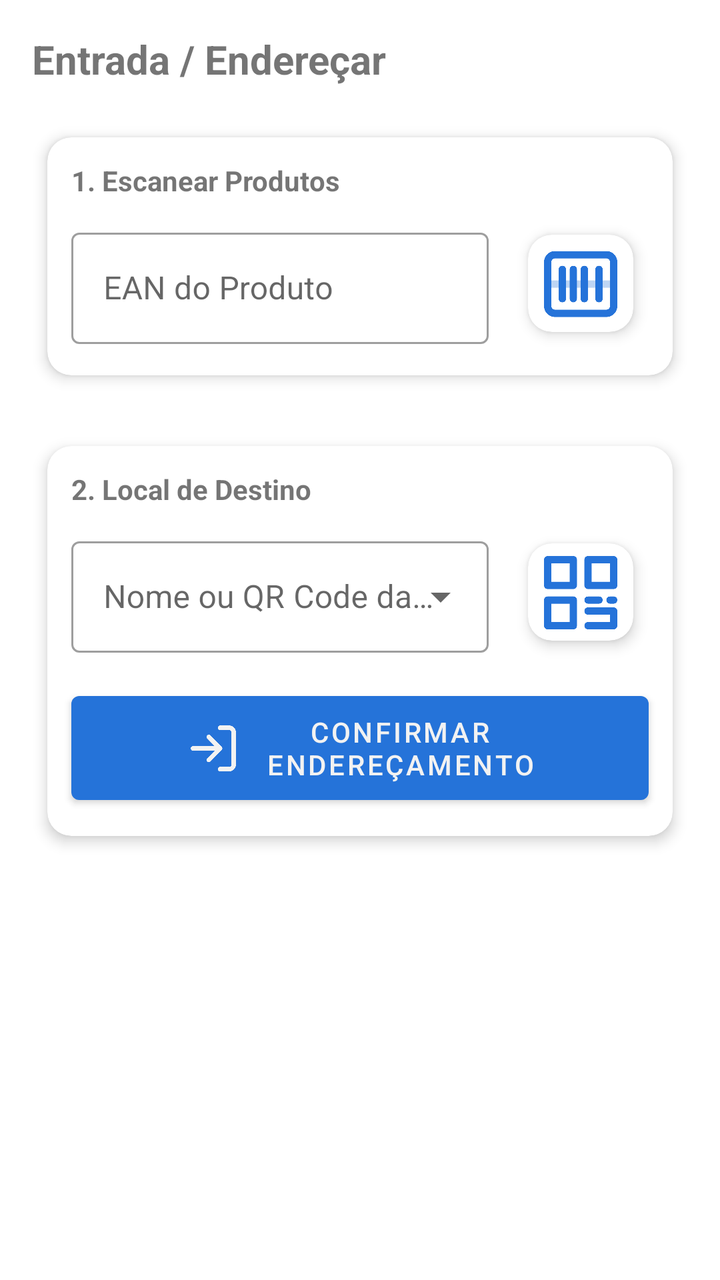
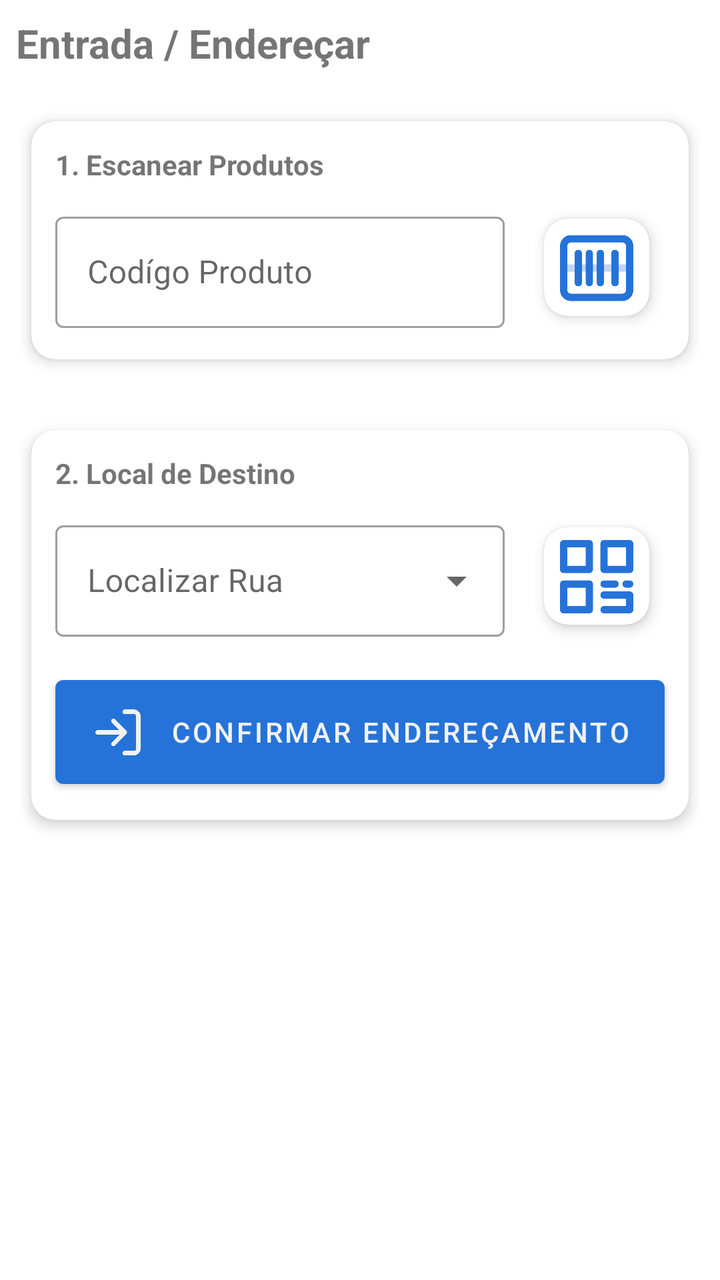

Two renders of the same Android screen: before a commit and after it. Below are the layout's source before the change and the commit's diff.
<!-- AndroidManifest.xml: application theme Theme.PistaLimpa -->
<!-- res/layout/fragment_entrada.xml -->
<?xml version="1.0" encoding="utf-8"?>
<androidx.core.widget.NestedScrollView xmlns:android="http://schemas.android.com/apk/res/android"
    xmlns:app="http://schemas.android.com/apk/res-auto"
    android:layout_width="match_parent"
    android:layout_height="match_parent"
    android:fillViewport="true"
    android:clipChildren="false"
    android:clipToPadding="false">

    <LinearLayout
        android:layout_width="match_parent"
        android:layout_height="wrap_content"
        android:orientation="vertical"
        android:clipChildren="false"
        android:clipToPadding="false"
        android:padding="16dp">

        <TextView
            android:layout_width="wrap_content"
            android:layout_height="wrap_content"
            android:text="Entrada / Endereçar"
            android:textSize="20sp"
            android:textStyle="bold"
            android:layout_marginBottom="16dp" />

        
        <com.google.android.material.card.MaterialCardView
            android:layout_width="match_parent"
            android:layout_height="wrap_content"
            android:layout_marginBottom="8dp"
            app:cardCornerRadius="12dp"
            app:cardElevation="4dp"
            app:cardUseCompatPadding="true">

            <LinearLayout
                android:layout_width="match_parent"
                android:layout_height="wrap_content"
                android:orientation="vertical"
                android:padding="12dp"
                android:clipChildren="false"
                android:clipToPadding="false">

                <TextView
                    android:layout_width="wrap_content"
                    android:layout_height="wrap_content"
                    android:text="1. Escanear Produtos"
                    android:textStyle="bold"
                    android:layout_marginBottom="8dp" />

                <LinearLayout
                    android:layout_width="match_parent"
                    android:layout_height="wrap_content"
                    android:orientation="horizontal"
                    android:gravity="center_vertical"
                    android:clipChildren="false"
                    android:clipToPadding="false">

                    <com.google.android.material.textfield.TextInputLayout
                        android:id="@+id/tilCodigoProdutoEntrada"
                        style="@style/Widget.MaterialComponents.TextInputLayout.OutlinedBox"
                        android:layout_width="0dp"
                        android:layout_height="wrap_content"
                        android:layout_weight="1"
                        android:hint="EAN do Produto">

                        <com.google.android.material.textfield.TextInputEditText
                            android:id="@+id/etCodigoProdutoEntrada"
                            android:layout_width="match_parent"
                            android:layout_height="wrap_content"
                            android:imeOptions="actionDone"
                            android:inputType="text" />
                    </com.google.android.material.textfield.TextInputLayout>

                    <com.google.android.material.card.MaterialCardView
                        android:id="@+id/cardScannerProdutoEntrada"
                        android:layout_width="68dp"
                        android:layout_height="68dp"
                        android:layout_marginStart="12dp"
                        app:cardCornerRadius="12dp"
                        app:cardElevation="4dp"
                        app:cardUseCompatPadding="true">

                        <ImageButton
                            android:id="@+id/btnScannerProdutoEntrada"
                            android:layout_width="match_parent"
                            android:layout_height="match_parent"
                            android:padding="2dp"
                            android:scaleType="fitCenter"
                            android:src="@drawable/leitor"
                            app:tint="?attr/colorPrimary"
                            android:background="?attr/selectableItemBackground"
                            android:contentDescription="Escanear Produto" />
                    </com.google.android.material.card.MaterialCardView>
                </LinearLayout>
            </LinearLayout>
        </com.google.android.material.card.MaterialCardView>

        
        <androidx.recyclerview.widget.RecyclerView
            android:id="@+id/rvEntradaProdutos"
            android:layout_width="match_parent"
            android:layout_height="wrap_content"
            android:nestedScrollingEnabled="false"
            android:layout_marginBottom="8dp" />

        
        <com.google.android.material.card.MaterialCardView
            android:id="@+id/cardEnderecoEntrada"
            android:layout_width="match_parent"
            android:layout_height="wrap_content"
            app:cardCornerRadius="12dp"
            app:cardElevation="4dp"
            app:cardUseCompatPadding="true">

            <LinearLayout
                android:layout_width="match_parent"
                android:layout_height="wrap_content"
                android:orientation="vertical"
                android:padding="12dp"
                android:clipChildren="false"
                android:clipToPadding="false">

                <TextView
                    android:layout_width="wrap_content"
                    android:layout_height="wrap_content"
                    android:text="2. Local de Destino"
                    android:textStyle="bold"
                    android:layout_marginBottom="8dp" />

                <LinearLayout
                    android:layout_width="match_parent"
                    android:layout_height="wrap_content"
                    android:orientation="horizontal"
                    android:gravity="center_vertical"
                    android:clipChildren="false"
                    android:clipToPadding="false"
                    android:layout_marginBottom="12dp">

                    <com.google.android.material.textfield.TextInputLayout
                    android:id="@+id/tilCodigoRua"
                    style="@style/Widget.MaterialComponents.TextInputLayout.OutlinedBox.ExposedDropdownMenu"
                    android:layout_width="0dp"
                    android:layout_height="wrap_content"
                    android:layout_weight="1"
                    android:hint="Nome ou QR Code da Rua">

                    <AutoCompleteTextView
                        android:id="@+id/etCodigoRua"
                        android:layout_width="match_parent"
                        android:layout_height="wrap_content"
                        android:completionThreshold="1"
                        android:imeOptions="actionSearch"
                        android:inputType="text" />
                </com.google.android.material.textfield.TextInputLayout>

                    <com.google.android.material.card.MaterialCardView
                        android:id="@+id/cardScannerRua"
                        android:layout_width="68dp"
                        android:layout_height="68dp"
                        android:layout_marginStart="12dp"
                        app:cardCornerRadius="12dp"
                        app:cardElevation="4dp"
                        app:cardUseCompatPadding="true">

                        <ImageButton
                            android:id="@+id/btnScannerRua"
                            android:layout_width="match_parent"
                            android:layout_height="match_parent"
                            android:padding="2dp"
                            android:scaleType="fitCenter"
                            android:src="@drawable/qrcode"
                            app:tint="?attr/colorPrimary"
                            android:background="?attr/selectableItemBackground"
                            android:contentDescription="Escanear QR Code Rua" />
                    </com.google.android.material.card.MaterialCardView>
                </LinearLayout>

                
                <com.google.android.material.card.MaterialCardView
                    android:id="@+id/cardInfoRuaIdentificada"
                    android:layout_width="match_parent"
                    android:layout_height="wrap_content"
                    android:layout_marginBottom="12dp"
                    android:visibility="gone"
                    app:cardBackgroundColor="#F5F5F5"
                    app:cardCornerRadius="8dp"
                    app:cardElevation="0dp">

                    <LinearLayout
                        android:layout_width="match_parent"
                        android:layout_height="wrap_content"
                        android:orientation="horizontal"
                        android:gravity="center_vertical"
                        android:padding="12dp">

                        <ImageView
                            android:layout_width="24dp"
                            android:layout_height="24dp"
                            android:src="@drawable/qrcode"
                            app:tint="?attr/colorPrimary" />

                        <TextView
                            android:id="@+id/tvRuaIdentificada"
                            android:layout_width="wrap_content"
                            android:layout_height="wrap_content"
                            android:layout_marginStart="8dp"
                            android:text="Rua: Não identificada"
                            android:textStyle="bold"
                            android:textColor="@android:color/black" />
                    </LinearLayout>
                </com.google.android.material.card.MaterialCardView>

                <com.google.android.material.button.MaterialButton
                    android:id="@+id/btnConfirmarEntrada"
                    android:layout_width="match_parent"
                    android:layout_height="64dp"
                    android:text="Confirmar Endereçamento"
                    app:icon="@drawable/entrada"
                    app:iconGravity="textStart"
                    app:iconPadding="12dp"
                    app:iconSize="28dp" />
            </LinearLayout>
        </com.google.android.material.card.MaterialCardView>

    </LinearLayout>
</androidx.core.widget.NestedScrollView>
<!-- resources referenced by this layout -->
<resources>
  <!-- drawable entrada: png bitmap (drawable, 10755 bytes) -->
  <!-- drawable leitor: png bitmap (drawable, 13046 bytes) -->
  <!-- drawable qrcode: png bitmap (drawable, 11988 bytes) -->
  <style name="Theme.PistaLimpa" parent="Theme.MaterialComponents.DayNight.DarkActionBar">
          
          <item name="colorPrimary">@color/purple_500</item>
          <item name="colorPrimaryVariant">@color/purple_700</item>
          <item name="colorOnPrimary">@color/white</item>
          
          <item name="colorSecondary">@color/teal_200</item>
          <item name="colorSecondaryVariant">@color/teal_700</item>
          <item name="colorOnSecondary">@color/black</item>
          
          <item name="android:statusBarColor">?attr/colorPrimaryVariant</item>
          
      </style>
  <color name="purple_500">#2573D9</color>
  <color name="purple_700">#2573D9</color>
  <color name="white">#F2F2F2</color>
  <color name="teal_200">#FF03DAC5</color>
  <color name="teal_700">#FF018786</color>
  <color name="black">#FF000000</color>
</resources>

<!-- the commit's change to res/layout/fragment_entrada.xml (unified diff, before → after) -->
@@ -13,7 +13,7 @@
         android:orientation="vertical"
         android:clipChildren="false"
         android:clipToPadding="false"
-        android:padding="16dp">
+        android:padding="8dp">
 
         <TextView
             android:layout_width="wrap_content"
@@ -61,7 +61,7 @@
                         android:layout_width="0dp"
                         android:layout_height="wrap_content"
                         android:layout_weight="1"
-                        android:hint="EAN do Produto">
+                        android:hint="Codígo Produto">
 
                         <com.google.android.material.textfield.TextInputEditText
                             android:id="@+id/etCodigoProdutoEntrada"
@@ -142,7 +142,7 @@
                     android:layout_width="0dp"
                     android:layout_height="wrap_content"
                     android:layout_weight="1"
-                    android:hint="Nome ou QR Code da Rua">
+                    android:hint="Localizar Rua">
 
                     <AutoCompleteTextView
                         android:id="@+id/etCodigoRua"
